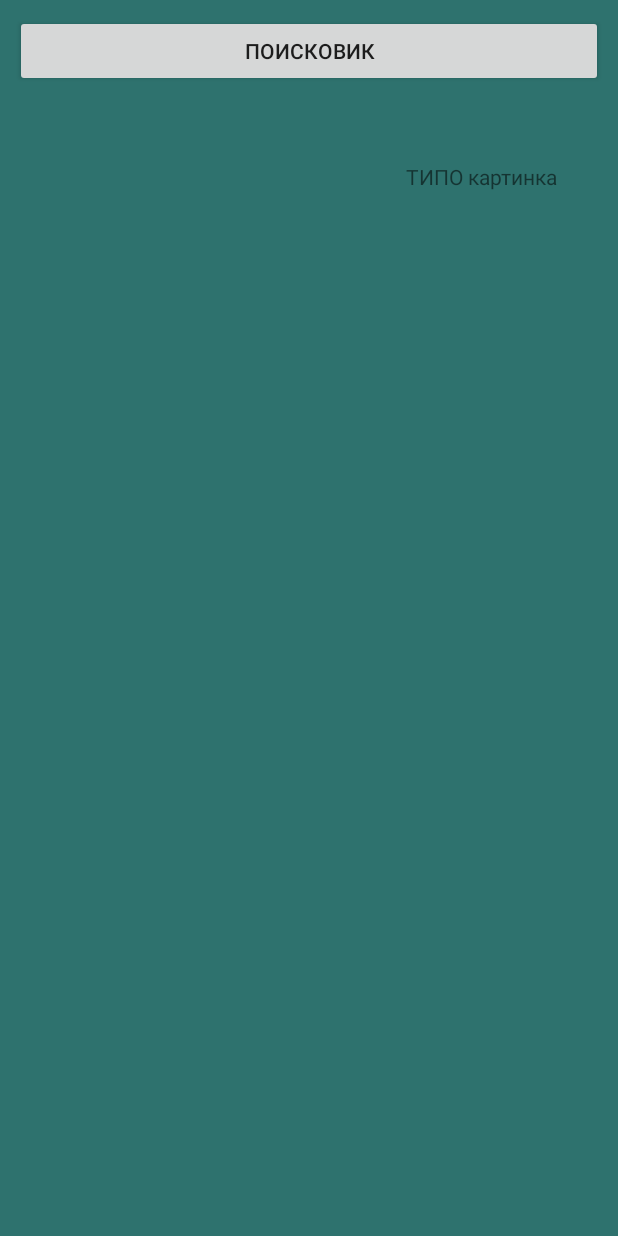
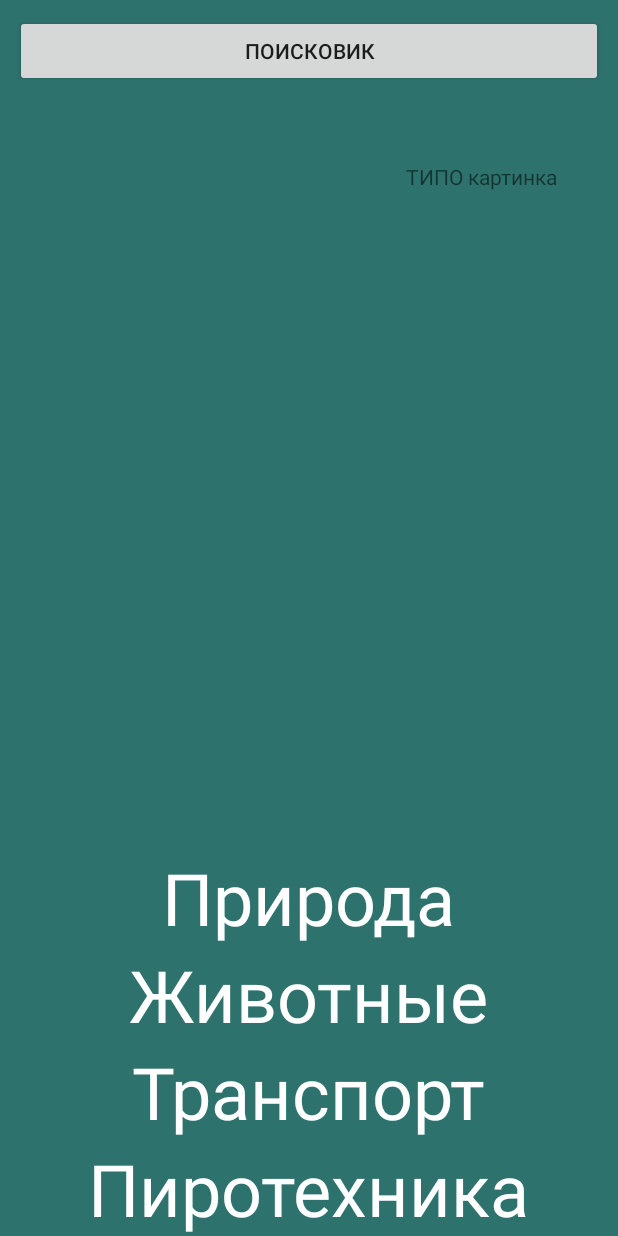
Before and after one commit to Termolk/Slovar-sluha-rel, an Android app: the screen it shows after launch (MainActivity), on a phone screen of 412 x 824 dp. Run offline under Robolectric (Android 15) with nearby library versions, the phone set to English and light mode, and no system bars.

Commit message:
Сделал ресайклер вью и типо мини дизайн

```diff
--- a/app/src/main/java/com/example/slovarsluha/MainActivity.java
+++ b/app/src/main/java/com/example/slovarsluha/MainActivity.java
@@ -2,13 +2,47 @@ package com.example.slovarsluha;
 
 import android.support.v7.app.AppCompatActivity;
 import android.os.Bundle;
+import android.support.v7.widget.LinearLayoutManager;
+import android.support.v7.widget.RecyclerView;
+
+import com.example.slovarsluha.adapter.CategoryAdapter;
+import com.example.slovarsluha.model.Category;
+
+import java.util.ArrayList;
+import java.util.List;
 
 public class MainActivity extends AppCompatActivity {
+
+    RecyclerView categoryRecycler;
+    CategoryAdapter categoryAdapter;
 
     @Override
     protected void onCreate(Bundle savedInstanceState) {
         super.onCreate(savedInstanceState);
         setContentView(R.layout.activity_main);
 
+        List<Category> categoryList = new ArrayList<>();
+        categoryList.add(new Category(1, "Природа"));
+        categoryList.add(new Category(2, "Животные"));
+        categoryList.add(new Category(3, "Транспорт"));
+        categoryList.add(new Category(4, "Пиротехника"));
+        categoryList.add(new Category(4, "Пиротехника"));
+        categoryList.add(new Category(4, "Пиротехника"));
+        categoryList.add(new Category(4, "Пиротехника"));
+        categoryList.add(new Category(4, "Пиротехника"));
+        categoryList.add(new Category(4, "Пиротехника"));
+
+        setCategoryRecycler(categoryList);
+
+    }
+
+    private void setCategoryRecycler(List<Category> categoryList) {
+        RecyclerView.LayoutManager layoutManager = new LinearLayoutManager(this, RecyclerView.VERTICAL, false);
+
+        categoryRecycler = findViewById(R.id.recyclerViewCategories);
+        categoryRecycler.setLayoutManager(layoutManager);
+
+        categoryAdapter = new CategoryAdapter(this, categoryList);
+        categoryRecycler.setAdapter(categoryAdapter);
     }
 }
--- /dev/null
+++ b/app/src/main/java/com/example/slovarsluha/adapter/CategoryAdapter.java
@@ -0,0 +1,54 @@
+package com.example.slovarsluha.adapter;
+
+import android.content.Context;
+import android.support.annotation.NonNull;
+import android.support.v7.widget.RecyclerView;
+import android.view.LayoutInflater;
+import android.view.View;
+import android.view.ViewGroup;
+import android.widget.TextView;
+
+import com.example.slovarsluha.R;
+import com.example.slovarsluha.model.Category;
+
+import java.util.List;
+
+public class CategoryAdapter extends RecyclerView.Adapter<CategoryAdapter.CategoryViewHolder> {
+
+    Context context;
+    List<Category> categories;
+
+    public CategoryAdapter(Context context, List<Category> categories) {
+        this.context = context;
+        this.categories = categories;
+    }
+
+    @NonNull
+    @Override
+    public CategoryViewHolder onCreateViewHolder(@NonNull ViewGroup viewGroup, int i) {
+        View categoryItems = LayoutInflater.from(context).inflate(R.layout.category_item, viewGroup, false);
+        return new CategoryViewHolder(categoryItems);
+    }
+
+    @Override
+    public void onBindViewHolder(@NonNull CategoryViewHolder categoryViewHolder, int i) {
+        categoryViewHolder.textViewCategoryTitle.setText(categories.get(i).getTitle());
+    }
+
+    @Override
+    public int getItemCount() {
+        return categories.size();
+    }
+
+    public static final class CategoryViewHolder extends RecyclerView.ViewHolder {
+
+        TextView textViewCategoryTitle;
+
+        public CategoryViewHolder(@NonNull View itemView) {
+            super(itemView);
+
+            textViewCategoryTitle = itemView.findViewById(R.id.textViewCategoryTitle);
+        }
+    }
+
+}
--- a/app/src/main/java/com/example/slovarsluha/model/Category.java
+++ b/app/src/main/java/com/example/slovarsluha/model/Category.java
@@ -1,6 +1,7 @@
 package com.example.slovarsluha.model;
 
 public class Category {
+
     int id;
     String title;
 
--- a/app/src/main/res/layout/activity_main.xml
+++ b/app/src/main/res/layout/activity_main.xml
@@ -31,8 +31,9 @@
         app:layout_constraintTop_toBottomOf="@+id/buttonSearch" />
 
     <android.support.v7.widget.RecyclerView
-        android:layout_width="412dp"
-        android:layout_height="205dp"
+        android:id="@+id/recyclerViewCategories"
+        android:layout_width="408dp"
+        android:layout_height="258dp"
         app:layout_constraintBottom_toBottomOf="parent"
         app:layout_constraintEnd_toEndOf="parent"
         app:layout_constraintStart_toStartOf="parent" />
--- /dev/null
+++ b/app/src/main/res/layout/category_item.xml
@@ -0,0 +1,20 @@
+<?xml version="1.0" encoding="utf-8"?>
+<android.support.constraint.ConstraintLayout xmlns:android="http://schemas.android.com/apk/res/android"
+    xmlns:app="http://schemas.android.com/apk/res-auto"
+    xmlns:tools="http://schemas.android.com/tools"
+    android:layout_width="match_parent"
+    android:layout_height="wrap_content">
+
+    <TextView
+        android:id="@+id/textViewCategoryTitle"
+        android:layout_width="wrap_content"
+        android:layout_height="wrap_content"
+        android:text="TextView"
+
+        android:textColor="#FFFFFF"
+        android:textSize="48sp"
+        app:layout_constraintBottom_toBottomOf="parent"
+        app:layout_constraintEnd_toEndOf="parent"
+        app:layout_constraintStart_toStartOf="parent"
+        app:layout_constraintTop_toTopOf="parent" />
+</android.support.constraint.ConstraintLayout>
```
